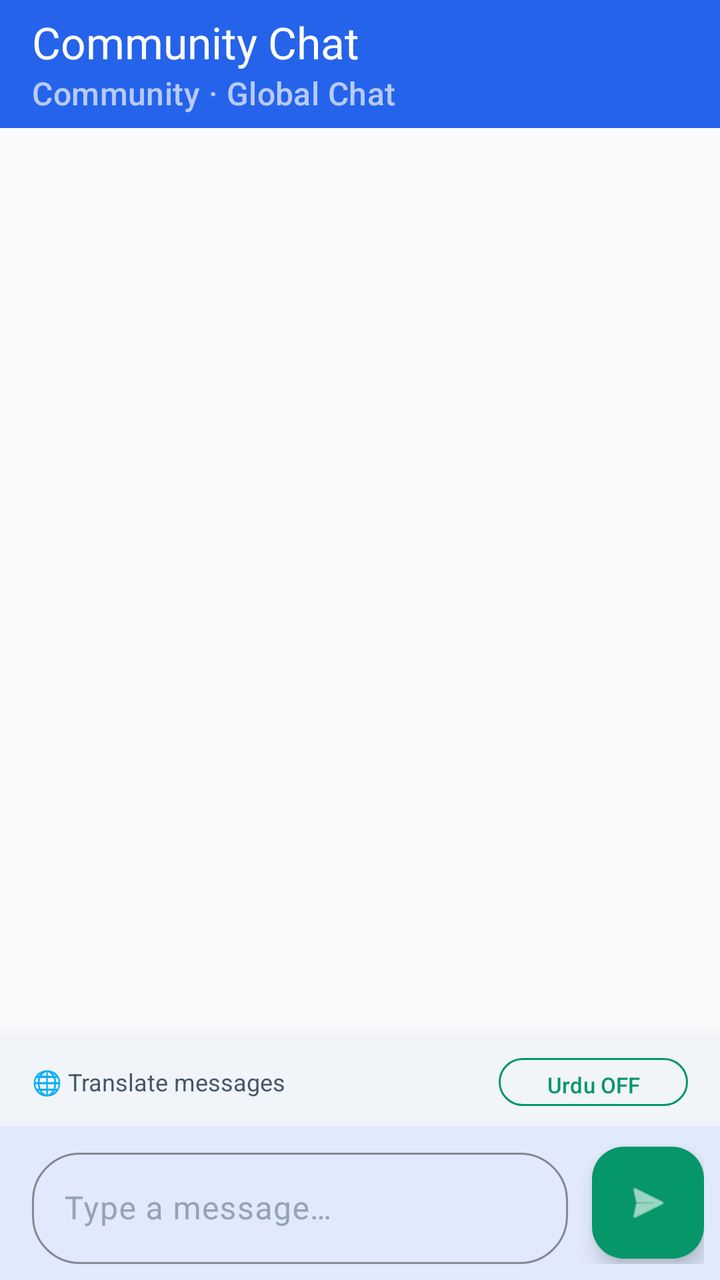
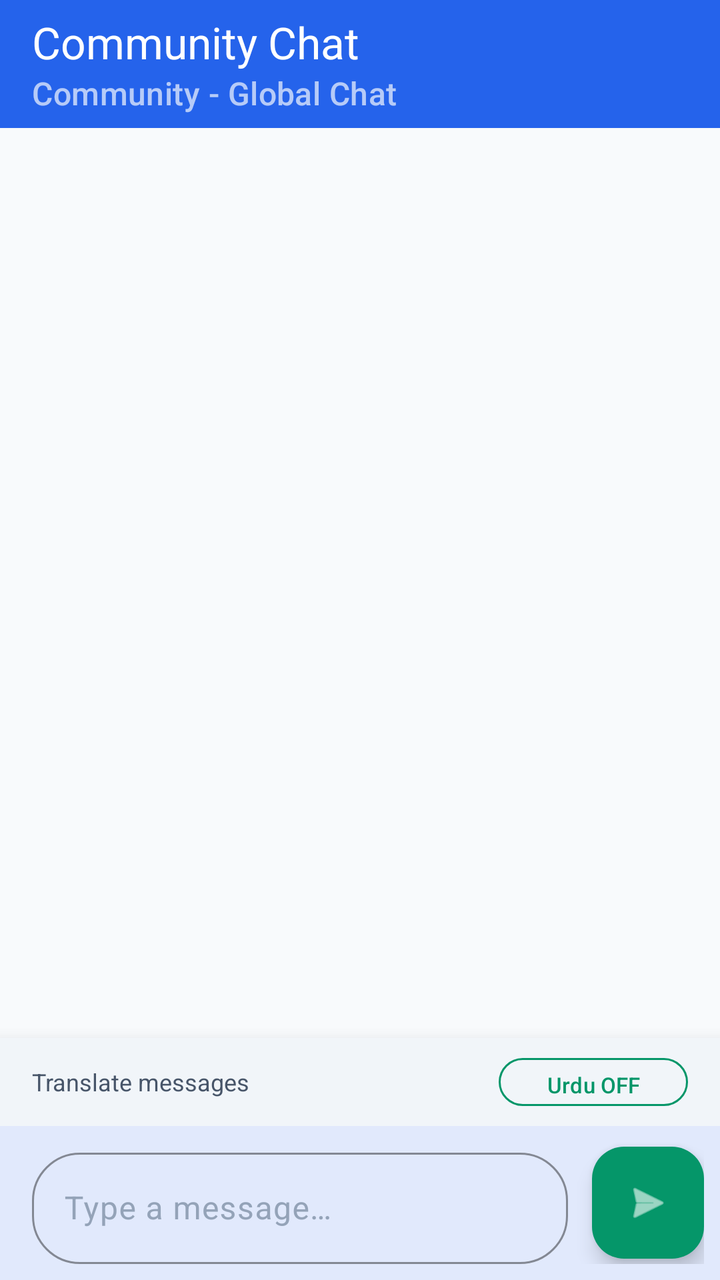

Screens rendered from an Android XML layout before and after an edit, with the pre-edit source and the edit as a unified diff.
<!-- AndroidManifest.xml: application theme Theme.NeighbourHelpNetwork -->
<!-- res/layout/fragment_live_chat.xml -->
<?xml version="1.0" encoding="utf-8"?>
<androidx.constraintlayout.widget.ConstraintLayout
    xmlns:android="http://schemas.android.com/apk/res/android"
    xmlns:app="http://schemas.android.com/apk/res-auto"
    android:layout_width="match_parent"
    android:layout_height="match_parent"
    android:background="@color/colorBackground">

    
    <com.google.android.material.appbar.MaterialToolbar
        android:id="@+id/toolbarChat"
        android:layout_width="0dp"
        android:layout_height="?attr/actionBarSize"
        android:background="@color/colorPrimary"
        app:layout_constraintEnd_toEndOf="parent"
        app:layout_constraintStart_toStartOf="parent"
        app:layout_constraintTop_toTopOf="parent"
        app:subtitle="Community · Global Chat"
        app:subtitleTextColor="#AAFFFFFF"
        app:title="@string/label_chat_title"
        app:titleTextColor="@color/colorTextOnDark" />

    
    <androidx.recyclerview.widget.RecyclerView
        android:id="@+id/rvMessages"
        android:layout_width="0dp"
        android:layout_height="0dp"
        android:clipToPadding="false"
        android:paddingTop="8dp"
        android:paddingBottom="8dp"
        app:layout_constraintBottom_toTopOf="@id/cardInputArea"
        app:layout_constraintEnd_toEndOf="parent"
        app:layout_constraintStart_toStartOf="parent"
        app:layout_constraintTop_toBottomOf="@id/toolbarChat" />

    
    <com.google.android.material.card.MaterialCardView
        android:id="@+id/cardInputArea"
        style="@style/Widget.NHN.Card"
        android:layout_width="0dp"
        android:layout_height="wrap_content"
        app:cardCornerRadius="0dp"
        app:cardElevation="12dp"
        app:layout_constraintBottom_toBottomOf="parent"
        app:layout_constraintEnd_toEndOf="parent"
        app:layout_constraintStart_toStartOf="parent">

        <LinearLayout
            android:layout_width="match_parent"
            android:layout_height="wrap_content"
            android:orientation="vertical">

            
            <LinearLayout
                android:layout_width="match_parent"
                android:layout_height="wrap_content"
                android:background="@color/colorSurfaceVariant"
                android:gravity="center_vertical"
                android:orientation="horizontal"
                android:paddingStart="16dp"
                android:paddingTop="6dp"
                android:paddingEnd="16dp"
                android:paddingBottom="6dp">

                <TextView
                    android:layout_width="0dp"
                    android:layout_height="wrap_content"
                    android:layout_weight="1"
                    android:fontFamily="sans-serif"
                    android:text="🌐 Translate messages"
                    android:textColor="@color/colorTextSecondary"
                    android:textSize="12sp" />

                <com.google.android.material.button.MaterialButton
                    android:id="@+id/btnTranslate"
                    style="@style/Widget.NHN.Button.Outlined"
                    android:layout_width="wrap_content"
                    android:layout_height="32dp"
                    android:text="Urdu OFF"
                    android:textSize="11sp"
                    app:cornerRadius="16dp"
                    app:strokeWidth="1dp" />

            </LinearLayout>

            
            <LinearLayout
                android:layout_width="match_parent"
                android:layout_height="wrap_content"
                android:gravity="center_vertical"
                android:orientation="horizontal"
                android:paddingStart="16dp"
                android:paddingTop="8dp"
                android:paddingEnd="8dp"
                android:paddingBottom="8dp">

                <com.google.android.material.textfield.TextInputLayout
                    android:id="@+id/tilMessage"
                    style="@style/Widget.NHN.TextInputLayout"
                    android:layout_width="0dp"
                    android:layout_height="wrap_content"
                    android:layout_weight="1"
                    android:hint="@string/hint_message"
                    app:boxCornerRadiusBottomEnd="24dp"
                    app:boxCornerRadiusBottomStart="24dp"
                    app:boxCornerRadiusTopEnd="24dp"
                    app:boxCornerRadiusTopStart="24dp">

                    <com.google.android.material.textfield.TextInputEditText
                        android:id="@+id/etMessage"
                        android:layout_width="match_parent"
                        android:layout_height="wrap_content"
                        android:imeOptions="actionSend"
                        android:inputType="textCapSentences|textMultiLine"
                        android:maxLines="3" />
                </com.google.android.material.textfield.TextInputLayout>

                
                <com.google.android.material.floatingactionbutton.FloatingActionButton
                    android:id="@+id/fabSendMessage"
                    android:layout_width="wrap_content"
                    android:layout_height="wrap_content"
                    android:layout_marginStart="12dp"
                    android:backgroundTint="@color/colorAccent"
                    android:contentDescription="Send"
                    android:src="@android:drawable/ic_menu_send"
                    app:borderWidth="0dp"
                    app:fabSize="mini"
                    app:tint="@color/colorTextOnDark" />

            </LinearLayout>
        </LinearLayout>
    </com.google.android.material.card.MaterialCardView>

</androidx.constraintlayout.widget.ConstraintLayout>
<!-- resources referenced by this layout -->
<resources>
  <color name="colorAccent">#059669</color>
  <color name="colorBackground">#F8FAFC</color>
  <color name="colorPrimary">#2563EB</color>
  <color name="colorSurfaceVariant">#F1F5F9</color>
  <color name="colorTextOnDark">#FFFFFF</color>
  <color name="colorTextSecondary">#475569</color>
  <string name="hint_message">Type a message…</string>
  <string name="label_chat_title">Community Chat</string>
  <style name="Widget.NHN.Button.Outlined" parent="Widget.Material3.Button.OutlinedButton">
          <item name="strokeColor">@color/colorAccent</item>
          <item name="android:textColor">@color/colorAccent</item>
          <item name="cornerRadius">12dp</item>
          <item name="strokeWidth">2dp</item>
      </style>
  <style name="Widget.NHN.Card" parent="Widget.Material3.CardView.Elevated">
          <item name="cardCornerRadius">20dp</item>
          <item name="cardElevation">2dp</item>
          <item name="cardBackgroundColor">@color/colorSurface</item>
      </style>
  <style name="Widget.NHN.TextInputLayout" parent="Widget.Material3.TextInputLayout.OutlinedBox">
          <item name="boxStrokeColor">@color/colorPrimary</item>
          <item name="hintTextColor">@color/colorPrimary</item>
          <item name="android:textColorHint">@color/colorTextHint</item>
          <item name="boxCornerRadiusTopStart">12dp</item>
          <item name="boxCornerRadiusTopEnd">12dp</item>
          <item name="boxCornerRadiusBottomStart">12dp</item>
          <item name="boxCornerRadiusBottomEnd">12dp</item>
      </style>
  <style name="Theme.NeighbourHelpNetwork" parent="Theme.Material3.Light.NoActionBar">
          
          <item name="colorPrimary">@color/colorPrimary</item>
          <item name="colorOnPrimary">@color/colorOnPrimary</item>
          <item name="colorPrimaryContainer">@color/colorSurfaceVariant</item>
          <item name="colorOnPrimaryContainer">@color/colorPrimary</item>
  
          
          <item name="colorSecondary">@color/colorAccent</item>
          <item name="colorOnSecondary">@color/colorOnAccent</item>
  
          
          <item name="android:colorBackground">@color/colorBackground</item>
          <item name="colorSurface">@color/colorSurface</item>
          <item name="colorOnSurface">@color/colorOnSurface</item>
          <item name="colorSurfaceVariant">@color/colorSurfaceVariant</item>
          <item name="colorOutline">@color/colorOutline</item>
  
          
          <item name="android:statusBarColor">@color/colorSurface</item>
          <item name="android:windowLightStatusBar">true</item>
      </style>
  <color name="colorSurface">#FFFFFF</color>
  <color name="colorTextHint">#94A3B8</color>
  <color name="colorOnPrimary">#FFFFFF</color>
  <color name="colorOnAccent">#FFFFFF</color>
  <color name="colorOnSurface">#0F172A</color>
  <color name="colorOutline">#CBD5E1</color>
</resources>

<!-- the commit's change to res/layout/fragment_live_chat.xml (unified diff, before → after) -->
@@ -15,7 +15,7 @@
         app:layout_constraintEnd_toEndOf="parent"
         app:layout_constraintStart_toStartOf="parent"
         app:layout_constraintTop_toTopOf="parent"
-        app:subtitle="Community · Global Chat"
+        app:subtitle="Community - Global Chat"
         app:subtitleTextColor="#AAFFFFFF"
         app:title="@string/label_chat_title"
         app:titleTextColor="@color/colorTextOnDark" />
@@ -67,7 +67,7 @@
                     android:layout_height="wrap_content"
                     android:layout_weight="1"
                     android:fontFamily="sans-serif"
-                    android:text="🌐 Translate messages"
+                    android:text="Translate messages"
                     android:textColor="@color/colorTextSecondary"
                     android:textSize="12sp" />
 
